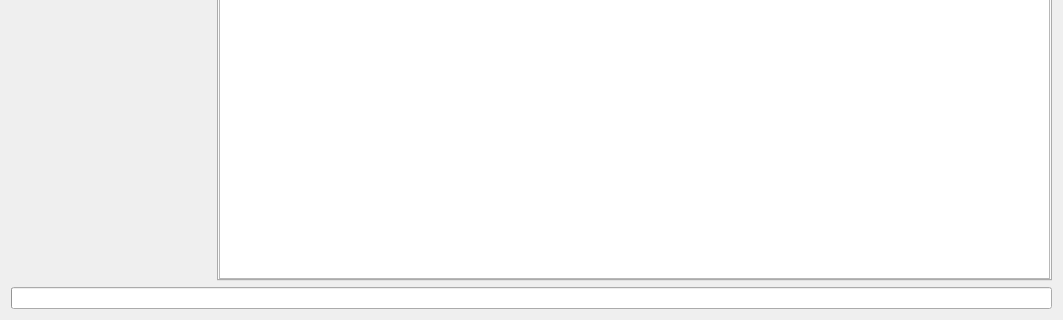
The window that qrestic/ui/main_widget.ui (altaris/qrestic) describes before a commit, drawn with Qt 5; both pictures show x 0 to 1063 and y 341 to 661 of the 1063 by 661 pixel window.
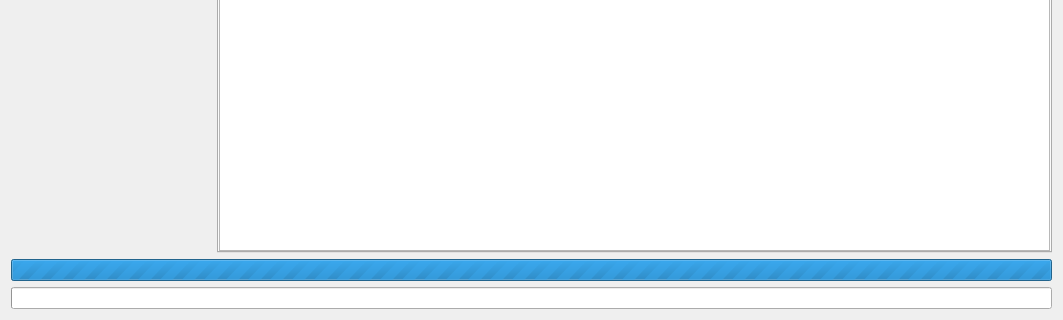
The same window after the commit. Icons and pictures are not drawn.

Commit message: Bury progress bar

```diff
--- a/qrestic/ui/main_widget.ui
+++ b/qrestic/ui/main_widget.ui
@@ -296,6 +296,19 @@
         </item>
        </layout>
       </item>
+      <item>
+       <widget class="QProgressBar" name="progress_bar_busy">
+        <property name="maximum">
+         <number>0</number>
+        </property>
+        <property name="value">
+         <number>-1</number>
+        </property>
+        <property name="textVisible">
+         <bool>false</bool>
+        </property>
+       </widget>
+      </item>
       <item>
        <widget class="QProgressBar" name="progress_bar"/>
       </item>
```
The commit also changes 1 other file.
